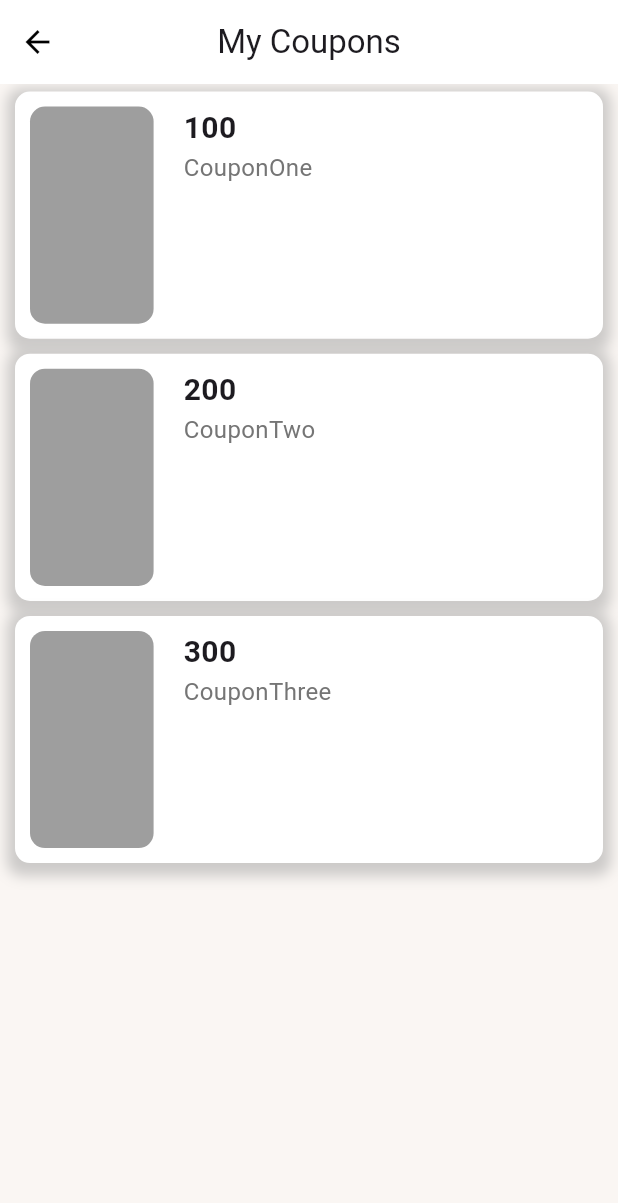
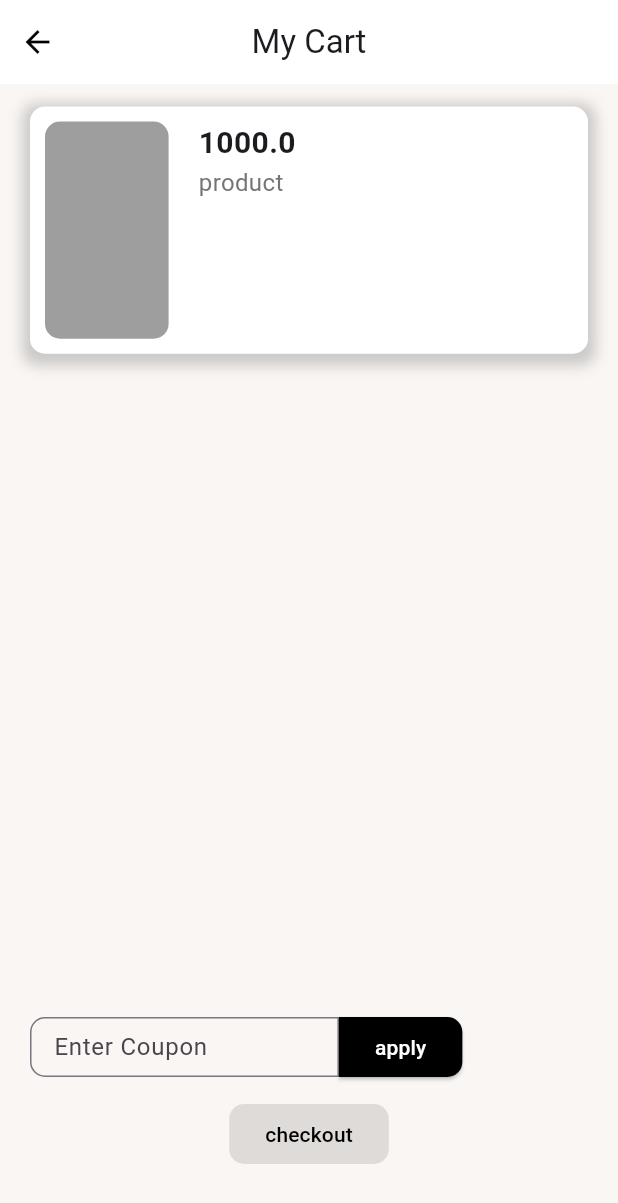
Before and after one commit to migi15ghost/exercises, a Flutter app: the _Page screen opened directly, on a phone screen of 412 x 824 dp. Shown: the top 1203 px of the screen. Run offline on Flutter 3.47's test engine with Material 3 defaults, Android fonts, the light colour scheme and no system bars; our stand-ins replace bloc, dartz, equatable, flutter_bloc, get_it, go_router.

Commit message:
[ADD] cart page

```diff
--- a/lib/core/navigation/route_navigator.dart
+++ b/lib/core/navigation/route_navigator.dart
@@ -1,3 +1,4 @@
+import 'package:exercises/features/cart/presenter/page/cart_page.dart';
 import 'package:exercises/features/coupon/presenter/page/coupon_page.dart';
 import 'package:flutter/material.dart';
 import 'package:go_router/go_router.dart';
@@ -10,5 +11,10 @@ final GoRouter router = GoRouter(
       builder: (BuildContext context, GoRouterState state) =>
       const CouponPage(),
     ),
+    GoRoute(
+      path: '/cart',
+      builder: (BuildContext context, GoRouterState state) =>
+      const CartPage(),
+    ),
   ],
 );
--- a/lib/core/services/injection_container.dart
+++ b/lib/core/services/injection_container.dart
@@ -1,3 +1,8 @@
+import 'package:exercises/features/cart/data/datasources/local/cart_local_data_source.dart';
+import 'package:exercises/features/cart/data/repository/cart_repository_implementation.dart';
+import 'package:exercises/features/cart/domain/repository/cart_repository.dart';
+import 'package:exercises/features/cart/domain/usecases/read_cart.dart';
+import 'package:exercises/features/cart/presenter/bloc/cart_bloc.dart';
 import 'package:exercises/features/coupon/data/datasources/local/coupon_local_data_source.dart';
 import 'package:exercises/features/coupon/data/repository/coupon_repository_implementation.dart';
 import 'package:exercises/features/coupon/domain/repository/coupon_repository.dart';
@@ -17,4 +22,12 @@ Future<void> init() async {
   sl.registerSingleton( GetCoupons(sl()));
   sl.registerFactory<CouponBloc>(() => CouponBloc(sl()));
 
+  // Cart
+  sl.registerSingleton<CartLocalDataSource>(
+      CartLocalDataSourceImplementation());
+  sl.registerSingleton<CartRepository>(
+      CartRepositoryImplementation(sl()));
+  sl.registerSingleton( ReadCart(sl()));
+  sl.registerFactory<CartBloc>(() => CartBloc(sl()));
+
 }
--- /dev/null
+++ b/lib/features/cart/data/datasources/local/cart_local_data_source.dart
@@ -0,0 +1,33 @@
+
+import 'package:exercises/core/errors/exceptions.dart';
+import 'package:exercises/features/cart/domain/entities/cart.dart';
+import 'package:exercises/features/cart/domain/entities/product.dart';
+
+abstract class CartLocalDataSource {
+
+  Future<Cart> readCart();
+}
+
+class CartLocalDataSourceImplementation extends CartLocalDataSource {
+
+  final Cart cart = const Cart(
+    total: 1000.0,
+    products: [
+      Product(price: 1000.0)
+    ],
+  );
+
+  @override
+  Future<Cart> readCart() async {
+    try {
+      return cart;
+    } on APIException {
+      rethrow;
+    } catch (e) {
+      throw APIException(message: e.toString(), statusCode: 505);
+    }
+  }
+
+
+
+}
--- /dev/null
+++ b/lib/features/cart/data/models/cart_model.dart
@@ -0,0 +1,26 @@
+
+import 'package:exercises/features/cart/domain/entities/cart.dart';
+
+class CartModel extends Cart {
+
+  CartModel({
+    required super.total,
+    required super.products,
+  });
+
+  List<Cart> toList = [];
+
+  Map<String, dynamic> toJson() {
+    return {
+      'total': total,
+    };
+  }
+
+  factory CartModel.fromJson(Map<String, dynamic> json) {
+    return CartModel(
+      total: json['total'] ?? 0.0,
+      products: [],
+    );
+  }
+
+}
--- /dev/null
+++ b/lib/features/cart/data/repository/cart_repository_implementation.dart
@@ -0,0 +1,25 @@
+import 'package:dartz/dartz.dart';
+import 'package:exercises/core/errors/exceptions.dart';
+import 'package:exercises/core/errors/failure.dart';
+import 'package:exercises/core/utils/typedef.dart';
+import 'package:exercises/features/cart/data/datasources/local/cart_local_data_source.dart';
+import 'package:exercises/features/cart/domain/entities/cart.dart';
+import 'package:exercises/features/cart/domain/repository/cart_repository.dart';
+
+class CartRepositoryImplementation
+    implements CartRepository {
+  const CartRepositoryImplementation(this._localDataSource);
+
+  final CartLocalDataSource _localDataSource;
+
+  @override
+  ResultFuture<Cart> readCart() async {
+    try {
+      final result = await _localDataSource.readCart();
+      return Right(result);
+    } on APIException catch (e) {
+      return Left(APIFailure.fromException(e));
+    }
+  }
+
+}
--- /dev/null
+++ b/lib/features/cart/domain/entities/cart.dart
@@ -0,0 +1,18 @@
+
+import 'package:exercises/features/cart/domain/entities/product.dart';
+
+class Cart {
+  const Cart({
+    required this.total,
+    required this.products,
+  });
+
+  Cart.empty()
+      : this(
+          total: 0.0,
+          products: [],
+        );
+
+  final double total;
+  final List<Product> products;
+}
--- /dev/null
+++ b/lib/features/cart/domain/entities/product.dart
@@ -0,0 +1,12 @@
+class Product {
+  const Product({
+    required this.price,
+  });
+
+  Product.empty()
+      : this(
+          price: 0.0,
+        );
+
+  final double price;
+}
--- /dev/null
+++ b/lib/features/cart/domain/repository/cart_repository.dart
@@ -0,0 +1,8 @@
+import 'package:exercises/core/utils/typedef.dart';
+import 'package:exercises/features/cart/domain/entities/cart.dart';
+
+abstract class CartRepository {
+  const CartRepository();
+
+  ResultFuture<Cart> readCart();
+}
--- /dev/null
+++ b/lib/features/cart/domain/usecases/read_cart.dart
@@ -0,0 +1,15 @@
+import 'package:exercises/core/usecase/usecase.dart';
+import 'package:exercises/core/utils/typedef.dart';
+import 'package:exercises/features/cart/domain/entities/cart.dart';
+import 'package:exercises/features/cart/domain/repository/cart_repository.dart';
+
+class ReadCart extends UseCaseWithoutParams<Cart>{
+  const ReadCart(this._repository);
+
+  final CartRepository _repository;
+
+  @override
+  ResultFuture<Cart> call() async =>
+   _repository.readCart();
+
+}
--- /dev/null
+++ b/lib/features/cart/presenter/bloc/cart_bloc.dart
@@ -0,0 +1,32 @@
+import 'package:bloc/bloc.dart';
+import 'package:exercises/features/cart/domain/usecases/read_cart.dart';
+import 'package:equatable/equatable.dart';
+import 'package:exercises/features/cart/domain/entities/cart.dart';
+
+part 'cart_event.dart';
+part 'cart_state.dart';
+
+class CartBloc extends Bloc<CartEvent, CartState> {
+
+  CartBloc(
+      this.readCart,
+      )
+      : super(const CartInitial()) {
+    on<ReadCartEvent>(_readCartHandler);
+  }
+
+  final ReadCart readCart;
+
+  Future<void> _readCartHandler(
+      ReadCartEvent event, Emitter<CartState> emit) async {
+    emit(const Updating());
+    final result = await readCart();
+    result.fold(
+          (failure) => emit(CartError(failure.errorMessage)),
+          (order) => emit(CartSuccess(order)),
+    );
+  }
+
+
+
+}
--- /dev/null
+++ b/lib/features/cart/presenter/bloc/cart_event.dart
@@ -0,0 +1,13 @@
+
+part of 'cart_bloc.dart';
+
+abstract class CartEvent  extends Equatable{
+  const CartEvent();
+
+  @override
+  List<Object> get props => [];
+}
+
+class ReadCartEvent extends CartEvent{
+  const ReadCartEvent();
+}
--- /dev/null
+++ b/lib/features/cart/presenter/bloc/cart_state.dart
@@ -0,0 +1,35 @@
+part of 'cart_bloc.dart';
+
+abstract class CartState extends Equatable{
+  const CartState();
+
+  @override
+  List<Object> get props => [];
+
+}
+
+class CartInitial extends CartState {
+  const CartInitial();
+}
+
+class Updating extends CartState{
+  const Updating();
+  @override
+  List<Object> get props => [];
+}
+
+class CartError extends CartState{
+  const CartError(this.message);
+
+  final String message;
+
+  @override
+  List<Object> get props => [message];
+}
+
+class CartSuccess extends CartState{
+  const CartSuccess(this.order);
+  final Cart order;
+  @override
+  List<Object> get props => [];
+}
--- /dev/null
+++ b/lib/features/cart/presenter/page/cart_page.dart
@@ -0,0 +1,159 @@
+import 'package:exercises/core/services/injection_container.dart';
+import 'package:exercises/features/cart/presenter/bloc/cart_bloc.dart';
+import 'package:exercises/features/cart/presenter/page/widgets/product_cart.dart';
+import 'package:flutter/material.dart';
+import 'package:flutter_bloc/flutter_bloc.dart';
+
+class CartPage extends StatelessWidget {
+  const CartPage({
+    super.key,
+  });
+
+  @override
+  Widget build(BuildContext context) {
+    return BlocProvider<CartBloc>(
+      create: (context) {
+        final bloc = sl<CartBloc>();
+        bloc.add(const ReadCartEvent());
+        return bloc;
+      },
+      child: _Page(),
+    );
+  }
+}
+
+class _Page extends StatelessWidget {
+  _Page();
+
+  final scaffoldKey = GlobalKey<ScaffoldState>();
+
+  @override
+  Widget build(BuildContext context) {
+    double width = MediaQuery.sizeOf(context).width;
+    return Scaffold(
+      backgroundColor: const Color(0xFFfaf6f3),
+      appBar: AppBar(
+        iconTheme: const IconThemeData(color: Colors.black),
+        elevation: 0,
+        backgroundColor: Colors.white,
+        leadingWidth: 50,
+        titleSpacing: 0,
+        centerTitle: true,
+        title: const Text(
+          'My Cart',
+        ),
+      ),
+      body: BlocListener<CartBloc, CartState>(
+        listener: (context, state) {},
+        child: const SafeArea(
+          child: _Body(),
+        ),
+      ),
+      bottomNavigationBar: Container(
+        height: 150,
+        width: width,
+        padding: const EdgeInsets.symmetric(horizontal: 20),
+        child: Column(
+          children: [
+            Row(
+              children: [
+                SizedBox(
+                  width: width * 0.5,
+                  height: 40,
+                  child: TextFormField(
+                    keyboardType: TextInputType.phone,
+                    decoration: const InputDecoration(
+                      labelText: "Enter Coupon",
+                      border: OutlineInputBorder(
+                        borderRadius: BorderRadius.only(
+                          bottomLeft:  Radius.circular(10),
+                          topLeft: Radius.circular(10)
+                        ),
+                        borderSide: const BorderSide(),
+                      ),
+                    ),
+                    validator: (value) {
+                      //phoneText = value ?? '';
+                      if (value == null || value.isEmpty) {
+                        return 'Ingrese un numero de celular';
+                      }
+                      return null;
+                    },
+                  ),
+                ),
+                ElevatedButton(
+                    style: ElevatedButton.styleFrom(
+                      backgroundColor: Colors.black,
+                      shape: const RoundedRectangleBorder(
+                        borderRadius: BorderRadius.only(
+                          bottomRight:  Radius.circular(10),
+                          topRight: Radius.circular(10)
+                        ),
+                      ),
+                    ),
+                    onPressed: () {},
+                    child: const Text(
+                      'apply',
+                      style: TextStyle(color: Colors.white),
+                    ))
+              ],
+            ),
+            const SizedBox(
+              height: 10,
+            ),
+            ElevatedButton(
+                style: ElevatedButton.styleFrom(
+                  backgroundColor: Colors.yellow,
+                  shape: RoundedRectangleBorder(
+                    borderRadius: BorderRadius.circular(10),
+                  ),
+                ),
+                onPressed: null,
+                child: const Text(
+                  'checkout',
+                  style: TextStyle(color: Colors.black),
+                ))
+          ],
+        ),
+      ),
+    );
+  }
+}
+
+class _Body extends StatelessWidget {
+  const _Body();
+
+  @override
+  Widget build(BuildContext context) {
+    double height = MediaQuery.sizeOf(context).height;
+
+    return BlocBuilder<CartBloc, CartState>(
+      builder: (context, state) {
+        if (state is CartSuccess) {
+          return Padding(
+            padding: const EdgeInsets.symmetric(vertical: 10, horizontal: 10),
+            child: Column(
+              children: [
+                Expanded(
+                  child: SizedBox(
+                    height: height * 0.8,
+                    child: ListView.builder(
+                        scrollDirection: Axis.vertical,
+                        shrinkWrap: true,
+                        itemCount: state.order.products.length,
+                        itemBuilder: (context, index) {
+                          return ProductCard(
+                            price: state.order.products[index].price,
+                          );
+                        }),
+                  ),
+                ),
+              ],
+            ),
+          );
+        }
+        return const Center(child: Text(''));
+      },
+    );
+  }
+}
--- /dev/null
+++ b/lib/features/cart/presenter/page/widgets/product_cart.dart
@@ -0,0 +1,64 @@
+import 'package:flutter/material.dart';
+
+class ProductCard extends StatelessWidget {
+  const ProductCard({super.key,required this.price});
+
+  final double price;
+
+  @override
+  Widget build(BuildContext context) {
+    final double width = MediaQuery.sizeOf(context).width;
+    final double height = MediaQuery.sizeOf(context).height;
+    return Container(
+      width: width,
+      height: height*0.2,
+      margin: const EdgeInsets.symmetric(vertical: 5,horizontal: 10),
+      padding: const EdgeInsets.all(10),
+      decoration: BoxDecoration(
+        borderRadius: BorderRadius.circular(10),
+        color: Colors.white,
+        boxShadow: [
+          BoxShadow(
+            color: Colors.grey.withOpacity(0.5),
+            spreadRadius: 5,
+            blurRadius: 7,
+            offset: const Offset(0, 3),
+          ),
+        ],
+      ),
+      child: Row(
+        mainAxisAlignment: MainAxisAlignment.start,
+        children: [
+          Container(
+            width: width*0.2,
+            height: height*0.2,
+            decoration: BoxDecoration(
+              borderRadius: BorderRadius.circular(10),
+              color: Colors.grey,
+            ),
+          ),
+          const SizedBox(width: 20),
+          Column(
+            crossAxisAlignment: CrossAxisAlignment.start,
+            mainAxisAlignment: MainAxisAlignment.start,
+            children: [
+              Text('$price',
+                style: const TextStyle(
+                  fontSize: 20,
+                  fontWeight: FontWeight.bold,
+                ),
+              ),
+              Text(
+                'product',
+                style: TextStyle(
+                  fontSize: 16,
+                  color: Colors.grey[600],
+                ),
+              ),
+            ],
+          ),
+        ],
+      ),
+    );
+  }
+}
--- a/lib/features/coupon/presenter/page/coupon_page.dart
+++ b/lib/features/coupon/presenter/page/coupon_page.dart
@@ -4,6 +4,7 @@ import 'package:exercises/features/coupon/presenter/bloc/coupon_bloc.dart';
 import 'package:exercises/features/coupon/presenter/page/widgets/coupon_card.dart';
 import 'package:flutter/material.dart';
 import 'package:flutter_bloc/flutter_bloc.dart';
+import 'package:go_router/go_router.dart';
 
 class CouponPage extends StatelessWidget {
   const CouponPage({
@@ -40,7 +41,17 @@ class _Page extends StatelessWidget {
         title: const Text(
           'My Coupons',
         ),
+        actions: [
+          IconButton(
+            icon: const Icon(Icons.shopping_cart),
+            tooltip: 'Open shopping cart',
+            onPressed: () {
+              context.push('/cart');
+            },
+          ),
+        ],
       ),
+
       body: BlocListener<CouponBloc, CouponState>(
         listener: (context, state) {
         },
```
Also changed, not shown: lib/features/cart/presenter/cart_page.dart (deleted).
